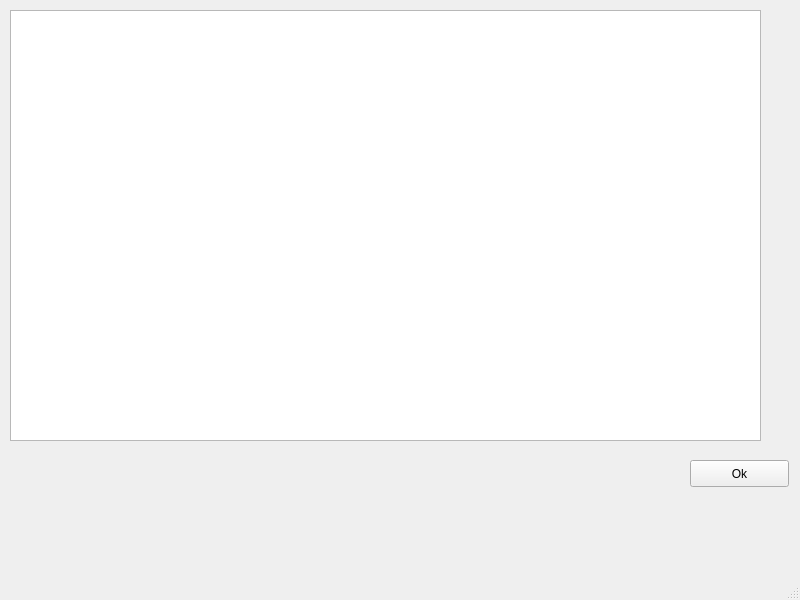
This is errorwindow.ui in fredre/iUpdate as Qt 5 draws it before an edit. The edited form follows.
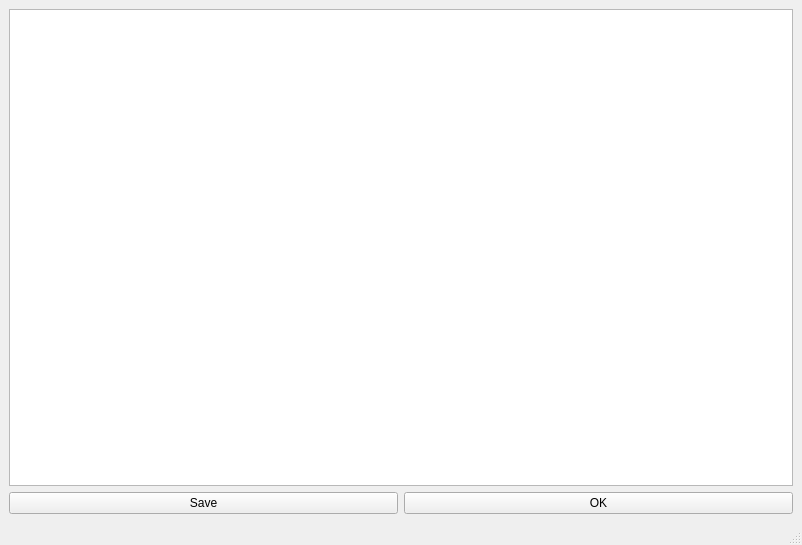
This is the edited form.

The edit to the form file:
```diff
--- a/errorwindow.ui
+++ b/errorwindow.ui
@@ -9,23 +9,17 @@
    <rect>
     <x>0</x>
     <y>0</y>
-    <width>800</width>
-    <height>600</height>
+    <width>802</width>
+    <height>545</height>
    </rect>
   </property>
   <property name="windowTitle">
    <string>Error Window</string>
   </property>
   <widget class="QWidget" name="centralwidget">
+   <layout class="QVBoxLayout" name="verticalLayout">
+    <item>
    <widget class="QListWidget" name="listWidget">
-    <property name="geometry">
-     <rect>
-      <x>10</x>
-      <y>10</y>
-      <width>751</width>
-      <height>431</height>
-     </rect>
-    </property>
     <property name="frameShape">
      <enum>QFrame::StyledPanel</enum>
     </property>
@@ -42,19 +36,26 @@
      <enum>QListView::IconMode</enum>
     </property>
    </widget>
+    </item>
+    <item>
+     <layout class="QHBoxLayout" name="horizontalLayout">
+      <item>
+       <widget class="QPushButton" name="btnSave">
+        <property name="text">
+         <string>Save</string>
+        </property>
+       </widget>
+      </item>
+      <item>
    <widget class="QPushButton" name="btnOk">
-    <property name="geometry">
-     <rect>
-      <x>690</x>
-      <y>460</y>
-      <width>99</width>
-      <height>27</height>
-     </rect>
-    </property>
     <property name="text">
-     <string>Ok</string>
-    </property>
-   </widget>
+         <string>OK</string>
+        </property>
+       </widget>
+      </item>
+     </layout>
+    </item>
+   </layout>
   </widget>
   <widget class="QMenuBar" name="menubar">
    <property name="geometry">
```
Left out of the diff: 2 changed lines with no effect on the pictures. Lines whose indentation alone changed are shown as unchanged.
